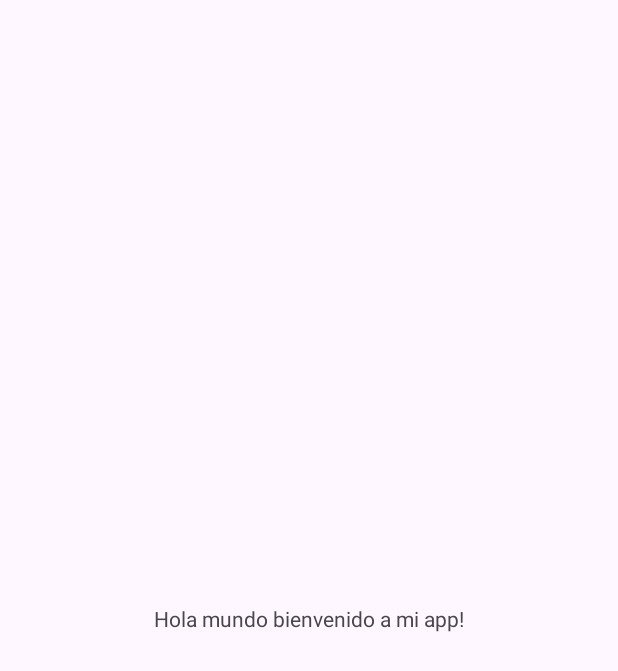
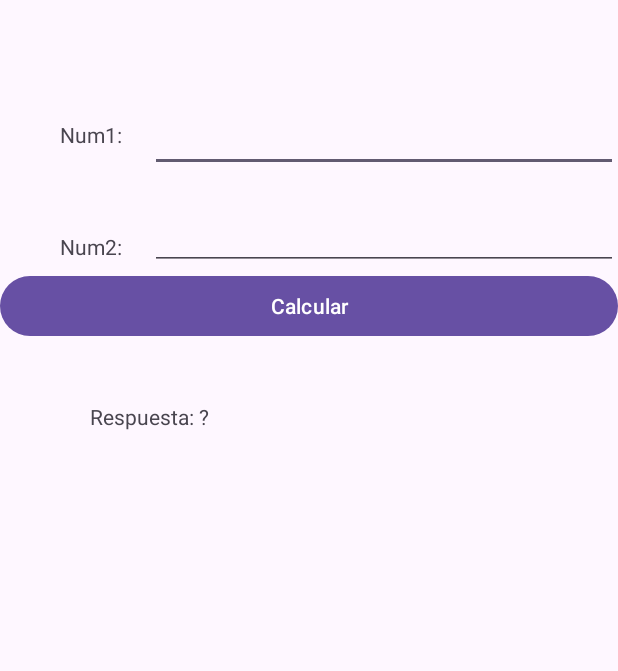
Before and after one commit to josejimenez20/Android_Studio_Ciclo_III, an Android app: the screen it shows after launch (MainActivity), on a phone screen of 412 x 824 dp. Shown: the top 671 px of the screen. Run offline under Robolectric (Android 15) with nearby library versions, the light colour scheme and no system bars.

Commit message:
Creacion de App en Android Studio Ya con el diseño

```diff
--- a/controlesBasicos/app/src/main/res/layout/activity_main.xml
+++ b/controlesBasicos/app/src/main/res/layout/activity_main.xml
@@ -1,18 +1,64 @@
 <?xml version="1.0" encoding="utf-8"?>
-<androidx.constraintlayout.widget.ConstraintLayout xmlns:android="http://schemas.android.com/apk/res/android"
+<RelativeLayout xmlns:android="http://schemas.android.com/apk/res/android"
     xmlns:app="http://schemas.android.com/apk/res-auto"
     xmlns:tools="http://schemas.android.com/tools"
     android:layout_width="match_parent"
     android:layout_height="match_parent"
     tools:context=".MainActivity">
 
-    <TextView
-        android:layout_width="wrap_content"
-        android:layout_height="wrap_content"
-        android:text="Hola mundo bienvenido a mi app!"
-        app:layout_constraintBottom_toBottomOf="parent"
-        app:layout_constraintEnd_toEndOf="parent"
-        app:layout_constraintStart_toStartOf="parent"
-        app:layout_constraintTop_toTopOf="parent" />
+   <TextView
+       android:id="@+id/lblnum1"
+       android:layout_width="wrap_content"
+       android:layout_height="wrap_content"
+       android:text="Num1:"
+      android:layout_marginTop="80dp"
+       android:layout_marginLeft="40dp"/>
 
-</androidx.constraintlayout.widget.ConstraintLayout>
+
+   <EditText
+       android:id="@+id/txtnum1"
+       android:layout_width="match_parent"
+       android:layout_height="wrap_content"
+       android:layout_below="@+id/lblnum1"
+       android:layout_marginLeft="100dp"
+       android:layout_marginTop="-30dp"
+       tools:layout_editor_absoluteX="101dp"
+       tools:layout_editor_absoluteY="75dp" />
+
+   <TextView
+       android:id="@+id/lblnum2"
+       android:layout_width="wrap_content"
+       android:layout_height="wrap_content"
+       android:layout_below="@+id/txtnum1"
+       android:layout_marginLeft="40dp"
+       android:layout_marginTop="40dp"
+       android:text="Num2:"
+       tools:layout_editor_absoluteX="37dp"
+       tools:layout_editor_absoluteY="152dp" />
+
+   <EditText
+       android:id="@+id/txtnum2"
+       android:layout_width="match_parent"
+       android:layout_height="wrap_content"
+       android:layout_below="@+id/txtnum1"
+       android:layout_marginLeft="100dp"
+       android:layout_marginTop="20dp" />
+
+
+   <Button
+       android:id="@+id/btnCalcular"
+       android:layout_width="match_parent"
+       android:layout_height="wrap_content"
+       android:layout_below="@+id/txtnum2"
+      android:text="Calcular" />
+
+
+   <TextView
+       android:id="@+id/lblRespuesta"
+       android:layout_width="wrap_content"
+       android:layout_height="wrap_content"
+       android:layout_below="@+id/btnCalcular"
+       android:layout_marginLeft="60dp"
+       android:layout_marginTop="40dp"
+       android:text="Respuesta: ?" />
+</RelativeLayout>
```
